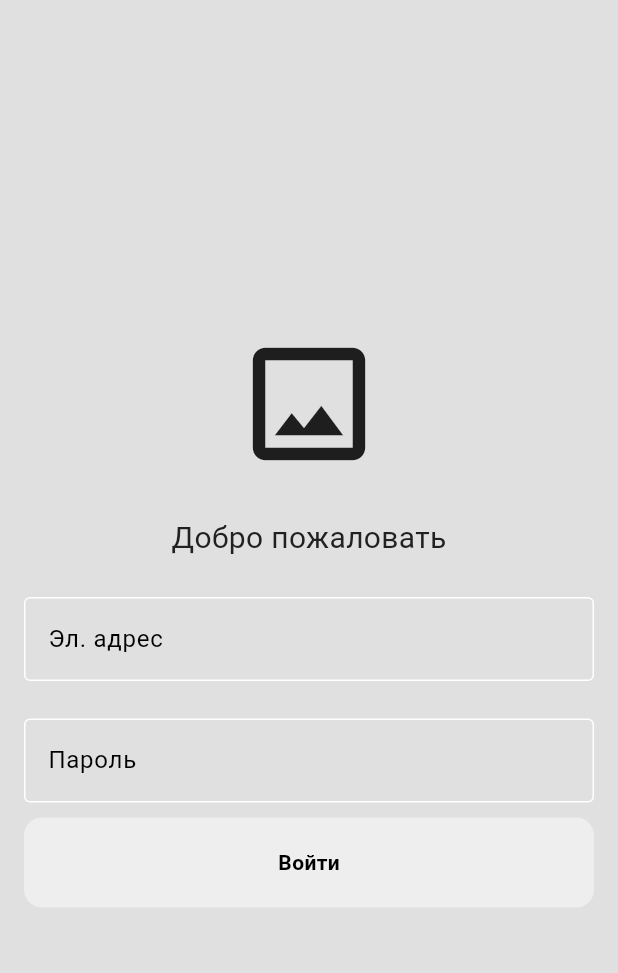
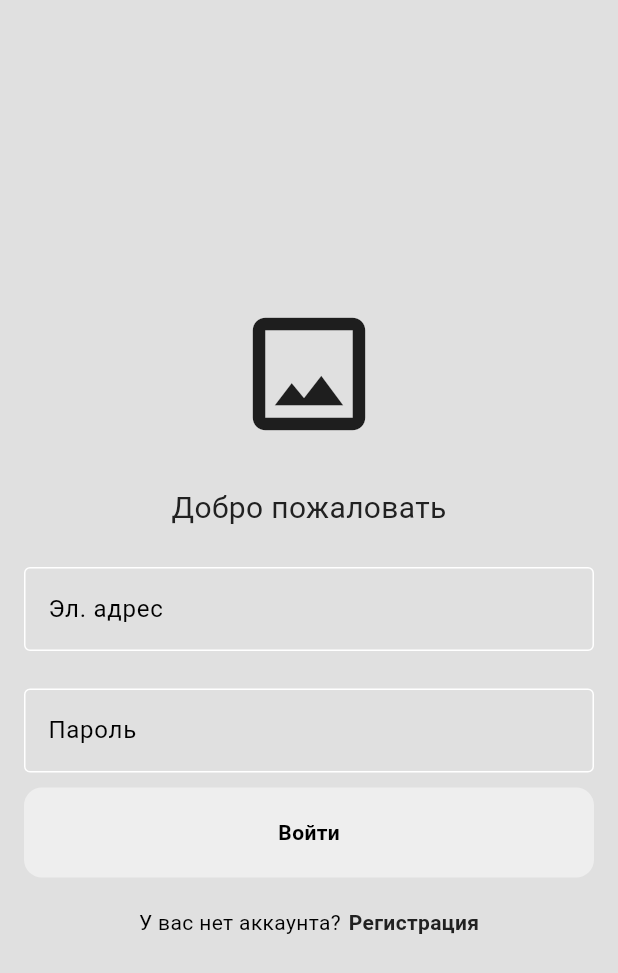
Before and after one commit to Maksim11011/everyday, a Flutter app: the screen it shows after launch, on a phone screen of 412 x 824 dp. Shown: the top 973 px of the screen. Run offline on Flutter 3.47's test engine with Material 3 defaults, Android fonts, the light colour scheme and no system bars.

Commit message:
Сделал кнопку регистрации кликабельной

```diff
--- a/lib/main.dart
+++ b/lib/main.dart
@@ -26,7 +26,9 @@ class MyApp extends StatelessWidget {
         GlobalCupertinoLocalizations.delegate,
       ],
       supportedLocales: S.delegate.supportedLocales,
-      home: LoginPage(),
+      home: LoginPage(
+        onTap: () {},
+      ),
       theme: Provider.of<ThemeProvider>(context).themeData,
     );
   }
--- a/lib/pages/login_page.dart
+++ b/lib/pages/login_page.dart
@@ -3,11 +3,20 @@ import 'package:everyday/components/my_textfield.dart';
 import 'package:everyday/generated/l10n.dart';
 import 'package:flutter/material.dart';
 
-class LoginPage extends StatelessWidget {
+class LoginPage extends StatefulWidget {
+  final void Function()? onTap;
+
+  const LoginPage({super.key, required this.onTap});
+
+  @override
+  State<LoginPage> createState() => _LoginPageState();
+}
+
+class _LoginPageState extends State<LoginPage> {
+  // Контроллеры Почты и пароля
   final TextEditingController emailController = TextEditingController();
+
   final TextEditingController passwordController = TextEditingController();
-
-  LoginPage({super.key});
 
   @override
   Widget build(BuildContext context) {
@@ -62,7 +71,28 @@ class LoginPage extends StatelessWidget {
                 text: S.of(context).SignIn,
               ),
 
+              const SizedBox(height: 20),
+
               // Кнопка регистрации
+              Row(
+                mainAxisAlignment: MainAxisAlignment.center,
+                children: [
+                  const Text(
+                    'У вас нет аккаунта?',
+                  ),
+                  const SizedBox(width: 5),
+                  GestureDetector(
+                    onTap: widget.onTap,
+                    child: Text(
+                      'Регистрация',
+                      style: TextStyle(
+                        color: Theme.of(context).colorScheme.inversePrimary,
+                        fontWeight: FontWeight.bold,
+                      ),
+                    ),
+                  ),
+                ],
+              ),
             ],
           ),
         ),
```
